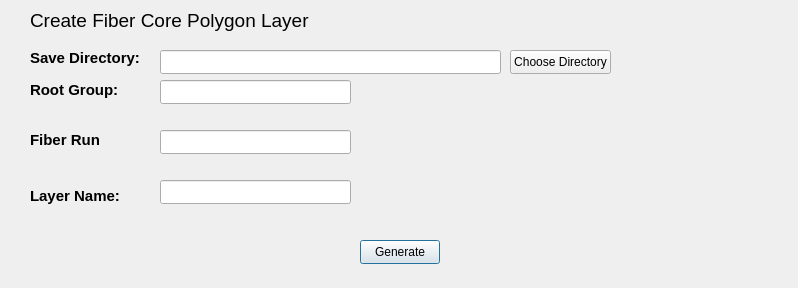
This is fiber_layer_addFiberLayer_base.ui in Xerxsea/QgisFiberLayers as Qt 5 draws it before an edit. The edited form follows.
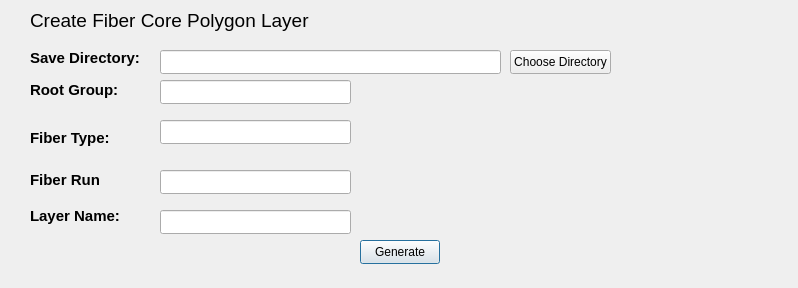
This is the edited form.

Commit message: Create Fiber Layer Symbology Fix

Patch:
```diff
--- a/fiber_layer_addFiberLayer_base.ui
+++ b/fiber_layer_addFiberLayer_base.ui
@@ -49,7 +49,7 @@
    <property name="geometry">
     <rect>
      <x>30</x>
-     <y>180</y>
+     <y>200</y>
      <width>91</width>
      <height>31</height>
     </rect>
@@ -68,7 +68,7 @@
    <property name="geometry">
     <rect>
      <x>160</x>
-     <y>180</y>
+     <y>210</y>
      <width>191</width>
      <height>24</height>
     </rect>
@@ -78,7 +78,7 @@
    <property name="geometry">
     <rect>
      <x>30</x>
-     <y>130</y>
+     <y>170</y>
      <width>71</width>
      <height>20</height>
     </rect>
@@ -116,7 +116,7 @@
    <property name="geometry">
     <rect>
      <x>160</x>
-     <y>130</y>
+     <y>170</y>
      <width>191</width>
      <height>24</height>
     </rect>
@@ -174,6 +174,35 @@
     <string>Choose Directory</string>
    </property>
   </widget>
+  <widget class="QLineEdit" name="fiberType">
+   <property name="geometry">
+    <rect>
+     <x>160</x>
+     <y>120</y>
+     <width>191</width>
+     <height>24</height>
+    </rect>
+   </property>
+  </widget>
+  <widget class="QLabel" name="label_6">
+   <property name="geometry">
+    <rect>
+     <x>30</x>
+     <y>130</y>
+     <width>91</width>
+     <height>16</height>
+    </rect>
+   </property>
+   <property name="font">
+    <font>
+     <pointsize>11</pointsize>
+     <bold>true</bold>
+    </font>
+   </property>
+   <property name="text">
+    <string>Fiber Type:</string>
+   </property>
+  </widget>
  </widget>
  <resources/>
  <connections/>
```
The commit also changes 2 other files.
